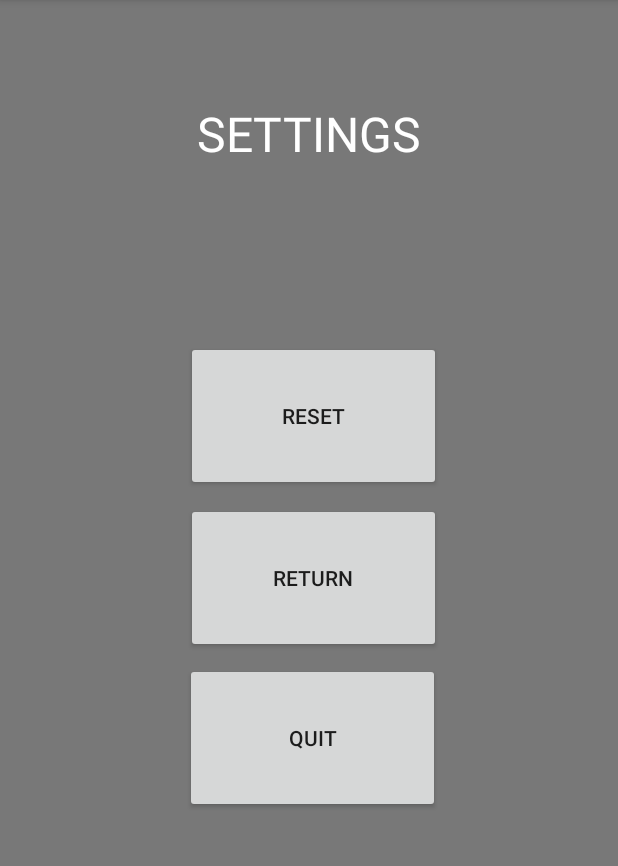
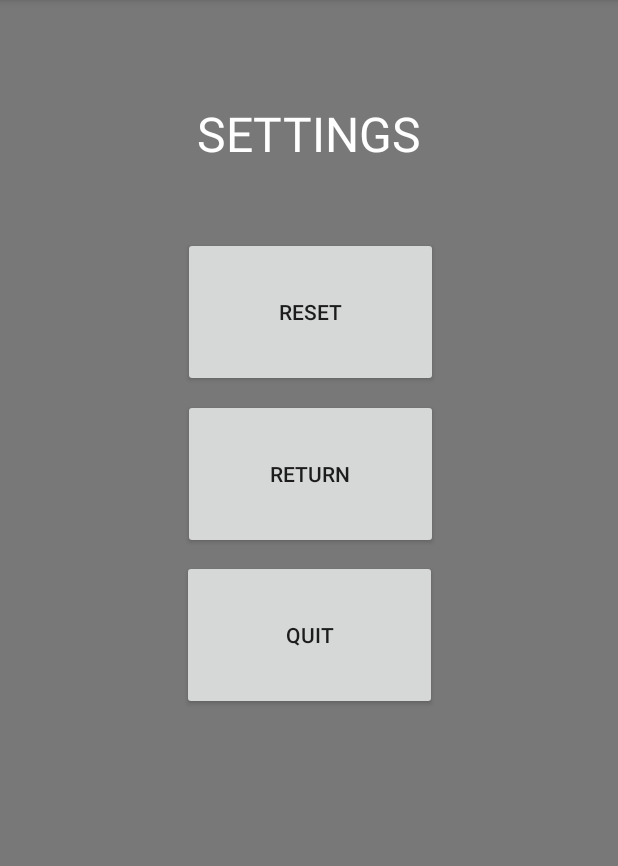
Before and after one commit to vrba8650/488App, an Android app: the settings screen opened directly, with no data from a screen before it, on a phone screen of 412 x 824 dp, the part 84-950 px from its top. Run offline under Robolectric (Android 15) with nearby library versions, the phone set to English and light mode, and no system bars.

Commit message:
visual fixes
Score was broken again at this time

```diff
--- a/app/src/main/java/com/example/tapsquare/settings.java
+++ b/app/src/main/java/com/example/tapsquare/settings.java
@@ -53,6 +53,8 @@ public class settings extends AppCompatActivity {
 
     //return to home screen
     public void openMainActivity(){
+        score.setScore(-score.getScore()); //reset score
+        score.setSpeed(-score.getSpeed() + 20); //reset speed
         Intent intent = new Intent(this, MainActivity.class);
         startActivity(intent);
 
--- a/app/src/main/res/layout/activity_play_screen.xml
+++ b/app/src/main/res/layout/activity_play_screen.xml
@@ -15,9 +15,9 @@
         android:layout_alignParentRight="true"
         android:layout_centerHorizontal="true"
         android:layout_marginTop="100dp"
-        android:layout_marginEnd="164dp"
-        android:layout_marginRight="164dp"
-        android:text="Tap It5"
+        android:layout_marginEnd="152dp"
+        android:layout_marginRight="152dp"
+        android:text="Score: X"
         android:textColor="#FFFFFFFF"
         android:textSize="32dp" />
 
--- a/app/src/main/res/layout/activity_settings.xml
+++ b/app/src/main/res/layout/activity_settings.xml
@@ -26,10 +26,23 @@
         android:layout_alignParentLeft="true"
         android:layout_alignParentTop="true"
         android:layout_centerInParent="true"
-        android:layout_marginStart="124dp"
-        android:layout_marginLeft="124dp"
-        android:layout_marginTop="227dp"
+        android:layout_marginStart="122dp"
+        android:layout_marginLeft="122dp"
+        android:layout_marginTop="158dp"
         android:text="Reset" />
+
+    <Button
+        android:id="@+id/returnButton"
+        android:layout_width="170dp"
+        android:layout_height="100dp"
+        android:layout_alignParentStart="true"
+        android:layout_alignParentLeft="true"
+        android:layout_alignParentTop="true"
+        android:layout_centerInParent="true"
+        android:layout_marginStart="122dp"
+        android:layout_marginLeft="122dp"
+        android:layout_marginTop="266dp"
+        android:text="Return" />
 
     <Button
         android:id="@+id/quitButton"
@@ -39,23 +52,10 @@
         android:layout_alignParentLeft="true"
         android:layout_alignParentTop="true"
         android:layout_centerInParent="true"
-        android:layout_marginStart="123dp"
-        android:layout_marginLeft="123dp"
-        android:layout_marginTop="442dp"
+        android:layout_marginStart="121dp"
+        android:layout_marginLeft="121dp"
+        android:layout_marginTop="373dp"
         android:text="Quit" />
-
-    <Button
-        android:id="@+id/returnButton"
-        android:layout_width="170dp"
-        android:layout_height="100dp"
-        android:layout_alignParentStart="true"
-        android:layout_alignParentLeft="true"
-        android:layout_alignParentTop="true"
-        android:layout_centerInParent="true"
-        android:layout_marginStart="124dp"
-        android:layout_marginLeft="124dp"
-        android:layout_marginTop="335dp"
-        android:text="Return" />
 
 
 </RelativeLayout>
```
